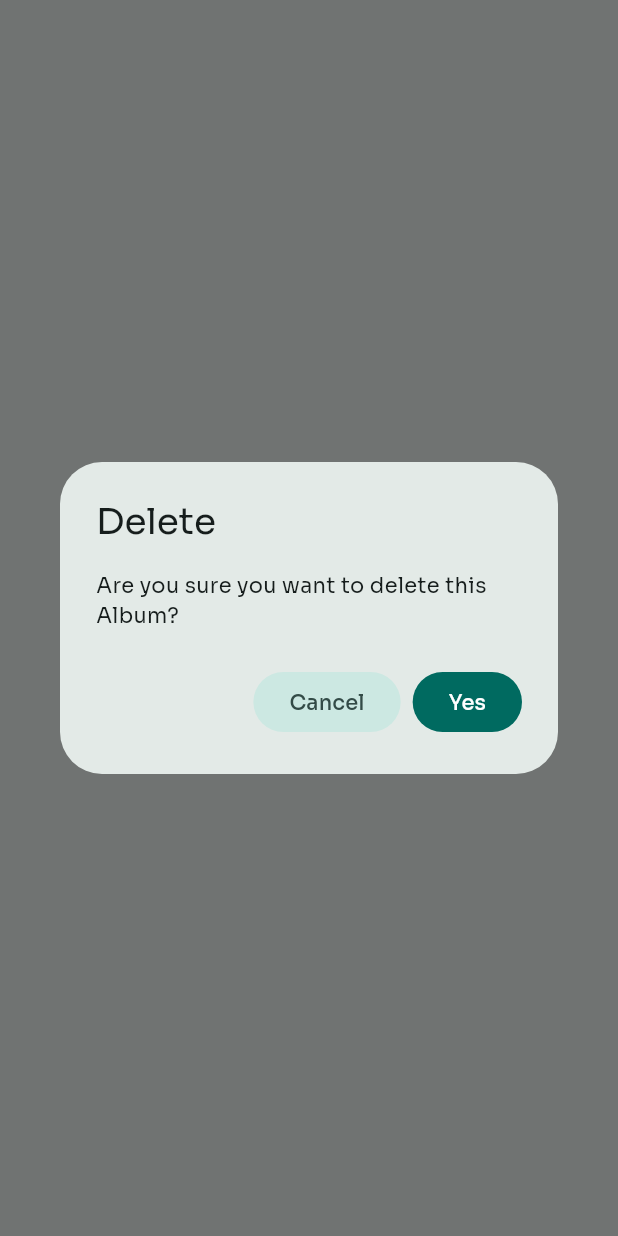
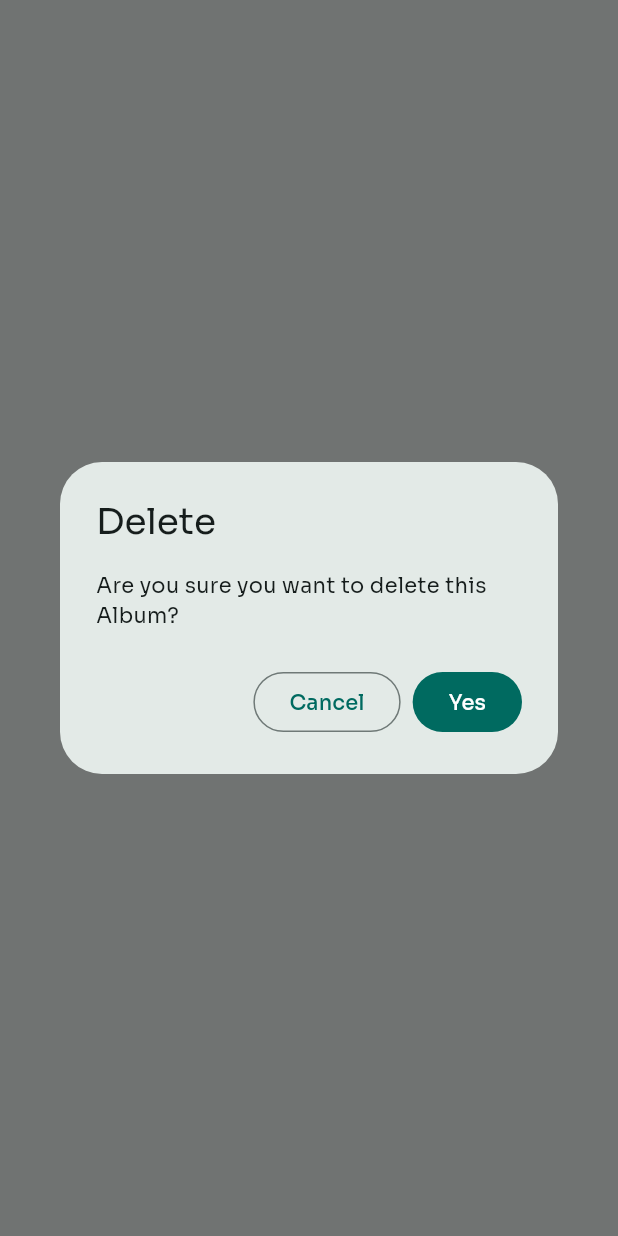
Before and after one commit to JoStrecker/CD-Organizer, a Flutter app: what deleteDialog() shows on an empty page, opened directly, on a phone screen of 412 x 824 dp. Run offline on Flutter 3.47's test engine with Material 2 defaults, Android fonts, the phone set to English and light mode, and no system bars; our stand-ins replace dio, dynamic_color, easy_localization, envied, equatable, firebase_core and 11 more; missing offline and left inert: flutter_barcode_scanner, image_network, mobile_scanner, restart_app; accounts and stored records are empty; generated files the repository leaves out were written again; project files that could hold a hidden picture were left out.

Commit message:
-added Icon Variants for selected/unselected Navigation Destinations -changed page transitions

```diff
--- a/lib/core/route_info.dart
+++ b/lib/core/route_info.dart
@@ -11,6 +11,9 @@ class RouteInfo {
   /// Defines the icon that is displayed in the navigation rail
   final IconData icon;
 
+  /// Defines the selected icon that is displayed in the navigation rail
+  final IconData? selectedIcon;
+
   /// Defines if the route is displayed in the navigation rail ...
   final bool isNavigationRoute;
 
@@ -18,6 +21,7 @@ class RouteInfo {
     required this.route,
     required this.name,
     required this.icon,
+    this.selectedIcon,
     this.isNavigationRoute = false,
   });
 
@@ -58,21 +62,24 @@ class RouteInfo {
   static RouteInfo collection = RouteInfo._(
     route: '/collection',
     name: 'collection',
-    icon: Icons.album,
+    icon: Icons.album_outlined,
+    selectedIcon: Icons.album,
     isNavigationRoute: true,
   );
 
   static RouteInfo wishlist = RouteInfo._(
     route: '/wishlist',
     name: 'wishlist',
-    icon: Icons.bookmark,
+    icon: Icons.bookmark_outline,
+    selectedIcon: Icons.bookmark,
     isNavigationRoute: true,
   );
 
   static RouteInfo settings = RouteInfo._(
     route: '/settings',
     name: 'settings',
-    icon: Icons.settings,
+    icon: Icons.settings_outlined,
+    selectedIcon: Icons.settings,
     isNavigationRoute: true,
   );
 
--- a/lib/feature/details/ui/widgets/detail_dialogs.dart
+++ b/lib/feature/details/ui/widgets/detail_dialogs.dart
@@ -11,7 +11,7 @@ Future deleteDialog(BuildContext context) {
       title: const Text('delete').tr(),
       content: const Text('wantToDelete').tr(),
       actions: [
-        FilledButton.tonal(
+        OutlinedButton(
           onPressed: () => Navigator.pop(ctx, 'cancel'),
           child: const Text('cancel').tr(),
         ),
@@ -66,7 +66,7 @@ Future lendDialog(BuildContext context) {
           Row(
             mainAxisAlignment: MainAxisAlignment.end,
             children: [
-              FilledButton.tonal(
+              OutlinedButton(
                 onPressed: () => Navigator.pop(ctx, 'cancel'),
                 child: const Text('cancel').tr(),
               ),
@@ -100,7 +100,7 @@ Future gotBackDialog(BuildContext context) {
         title: const Text('giveBack').tr(),
         content: const Text('gotBackDialog').tr(),
         actions: [
-          FilledButton.tonal(
+          OutlinedButton(
             onPressed: () => Navigator.pop(ctx, 'cancel'),
             child: const Text('cancel').tr(),
           ),
@@ -125,7 +125,7 @@ Future addCollectionDialog(BuildContext context) {
         title: const Text('addToCollection').tr(),
         content: const Text('addCollectionDialog').tr(),
         actions: [
-          FilledButton.tonal(
+          OutlinedButton(
             onPressed: () => Navigator.pop(ctx, 'cancel'),
             child: const Text('cancel').tr(),
           ),
--- a/lib/feature/details/ui/widgets/detail_options_row.dart
+++ b/lib/feature/details/ui/widgets/detail_options_row.dart
@@ -23,10 +23,10 @@ class DetailOptionsRow extends StatelessWidget {
           child: SizedBox(),
         ),
         album.wishlist
-            ? OutlinedButton(
+            ? FilledButton(
                 onPressed: () => addCollectionDialog(context),
                 child: const Text('addToCollection').tr())
-            : OutlinedButton(
+            : FilledButton(
                 onPressed: () => album.isLent()
                     ? gotBackDialog(context)
                     : lendDialog(context),
--- a/lib/feature/navigation/ui/navigation.dart
+++ b/lib/feature/navigation/ui/navigation.dart
@@ -25,6 +25,7 @@ class Navigation extends StatelessWidget {
         routeInfos.length,
         (index) => NavigationDestination(
           icon: Icon(routeInfos[index].icon),
+          selectedIcon: Icon(routeInfos[index].selectedIcon ?? routeInfos[index].icon),
           label: routeInfos[index].name.tr(),
         ),
       ),
```
Also changed, not shown: lib/core/router.dart (+22 -8 lines).
